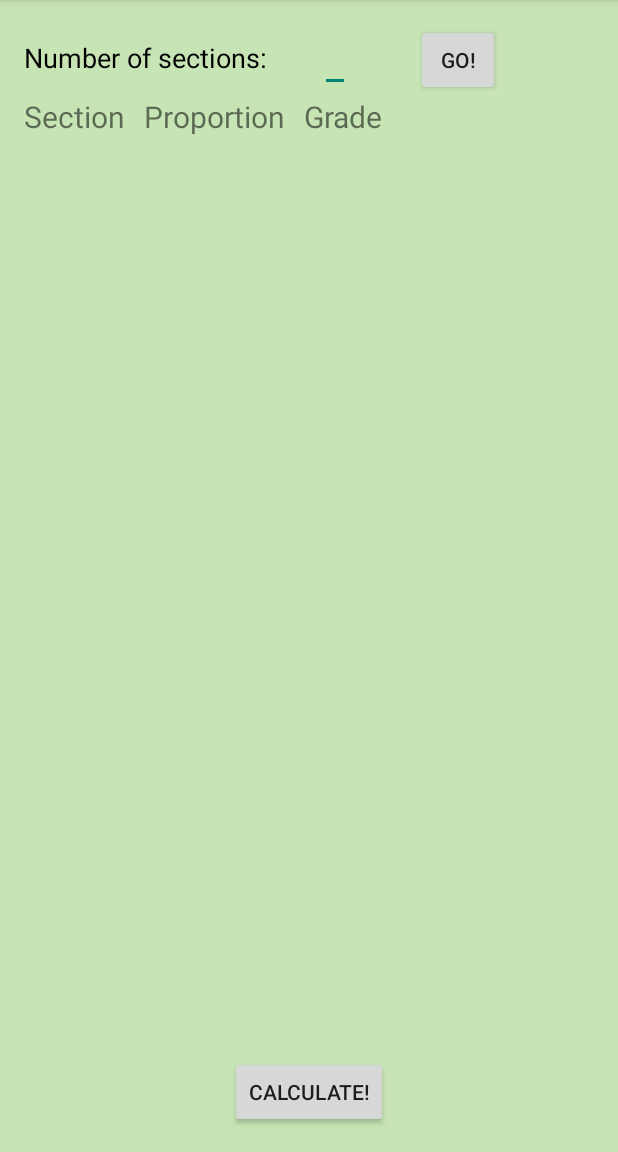
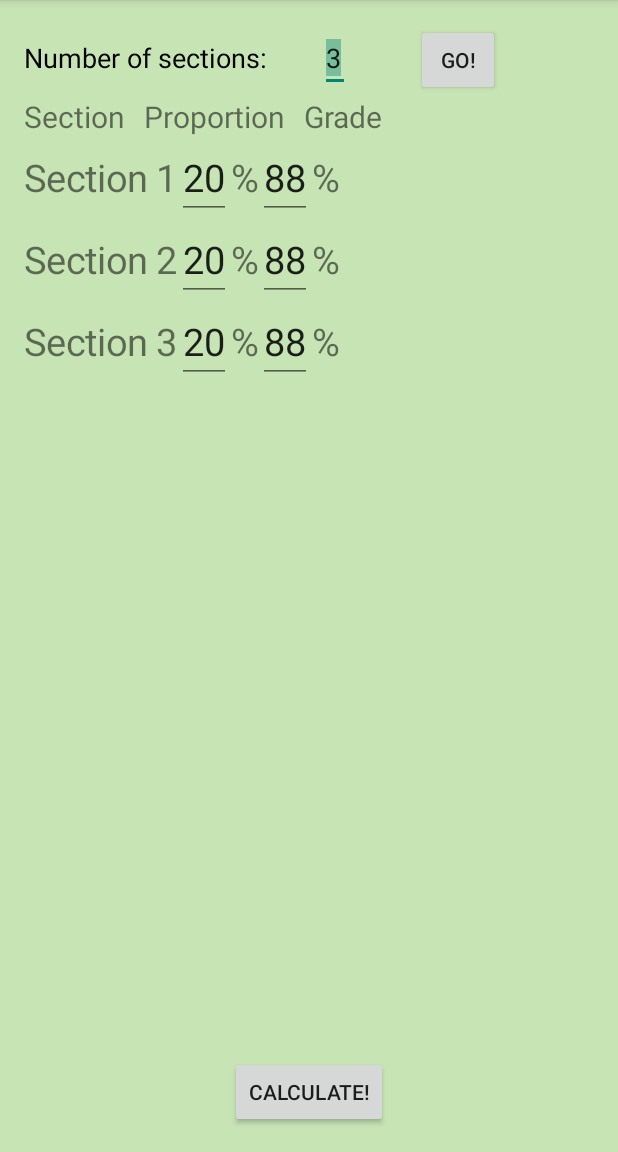
Before and after one commit to nchanfreau/first, an Android app: the screen it shows after launch (FirstActivity), after a tap on "GO!", on a phone screen of 412 x 824 dp, the part 84-1236 px from its top. Run offline under Robolectric (Android 15) with nearby library versions, the phone set to English and light mode, and no system bars.

Commit message:
checked user input on number of sections

```diff
--- a/app/src/main/java/com/example/nataliechanfreau/myapplication/FirstActivity.java
+++ b/app/src/main/java/com/example/nataliechanfreau/myapplication/FirstActivity.java
@@ -133,14 +133,21 @@ public class FirstActivity extends ActionBarActivity {
 
     private int calculateNumRows() {
         EditText classesText = (EditText) this.findViewById(R.id.classesText);
-        int num = Integer.parseInt(classesText.getText().toString());
 
-        if (num > MAX_SECTIONS) {
-            classesText.setText(String.valueOf(MAX_SECTIONS));
-            num = MAX_SECTIONS;
+        try {
+            int num = Integer.parseInt(classesText.getText().toString());
+
+            if (num > MAX_SECTIONS) {
+                classesText.setText(String.valueOf(MAX_SECTIONS));
+                num = MAX_SECTIONS;
+            }
+
+            return num;
+
+        } catch (NumberFormatException e) {
+            return 0;
         }
 
-        return num;
     }
 
     private void addSectionRows(int num) {
--- a/app/src/main/res/layout/activity_one.xml
+++ b/app/src/main/res/layout/activity_one.xml
@@ -75,7 +75,8 @@
                 android:inputType="number"
                 android:ems="10"
                 android:id="@+id/classesText"
-                android:selectAllOnFocus="true" />
+                android:selectAllOnFocus="true"
+                android:text="3" />
 
             <RelativeLayout
                 android:layout_width="26dp"
```
